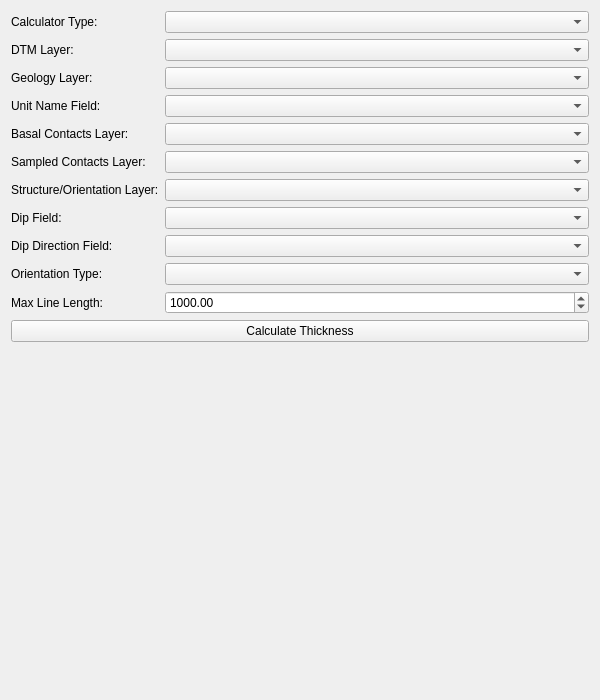
Old version of the form loopstructural/gui/map2loop_tools/thickness_calculator_widget.ui in the repository Loop3D/plugin_loopstructural.
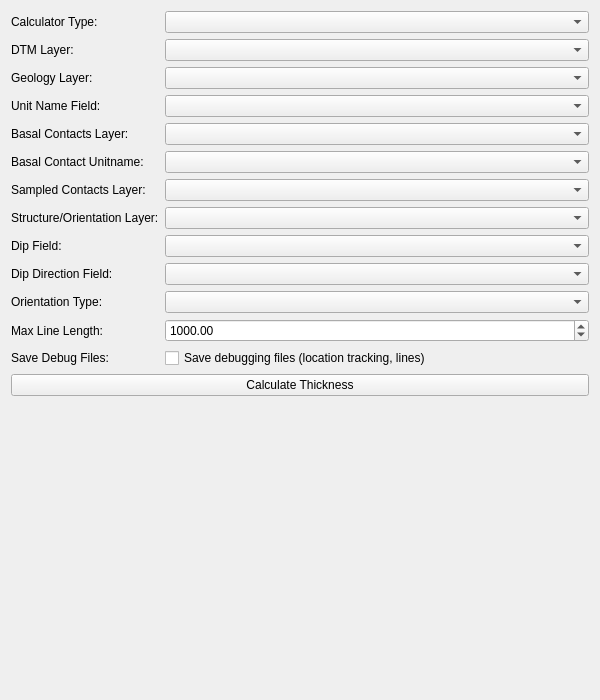
New version of the form. Custom widgets are drawn as their Qt base class.

Commit message: fix: store location tracking and lines for thickness calculators adding basal contacts unit name

Patch:
```diff
--- a/loopstructural/gui/map2loop_tools/thickness_calculator_widget.ui
+++ b/loopstructural/gui/map2loop_tools/thickness_calculator_widget.ui
@@ -72,66 +72,64 @@
       <widget class="QgsMapLayerComboBox" name="basalContactsComboBox">
       </widget>
      </item>
-     <item row="5" column="0">
+     <item row="6" column="0">
       <widget class="QLabel" name="sampledContactsLabel">
        <property name="text">
         <string>Sampled Contacts Layer:</string>
        </property>
       </widget>
      </item>
-     <item row="5" column="1">
-      <widget class="QgsMapLayerComboBox" name="sampledContactsComboBox">
-      </widget>
-     </item>
-     <item row="6" column="0">
-      <widget class="QLabel" name="structureLayerLabel">
-       <property name="text">
-        <string>Structure/Orientation Layer:</string>
-       </property>
-      </widget>
-     </item>
      <item row="6" column="1">
-      <widget class="QgsMapLayerComboBox" name="structureLayerComboBox">
-      </widget>
+      <widget class="QgsMapLayerComboBox" name="sampledContactsComboBox"/>
      </item>
      <item row="7" column="0">
+      <widget class="QLabel" name="structureLayerLabel">
+       <property name="text">
+        <string>Structure/Orientation Layer:</string>
+       </property>
+      </widget>
+     </item>
+     <item row="7" column="1">
+      <widget class="QgsMapLayerComboBox" name="structureLayerComboBox"/>
+     </item>
+     <item row="8" column="0">
       <widget class="QLabel" name="dipFieldLabel">
        <property name="text">
         <string>Dip Field:</string>
        </property>
       </widget>
      </item>
-     <item row="7" column="1">
+     <item row="8" column="1">
       <widget class="QgsFieldComboBox" name="dipFieldComboBox"/>
      </item>
-     <item row="8" column="0">
+     <item row="9" column="0">
       <widget class="QLabel" name="dipDirFieldLabel">
        <property name="text">
         <string>Dip Direction Field:</string>
        </property>
       </widget>
      </item>
-     <item row="8" column="1">
+     <item row="9" column="1">
       <widget class="QgsFieldComboBox" name="dipDirFieldComboBox"/>
      </item>
-     <item row="9" column="0">
+     <item row="10" column="0">
       <widget class="QLabel" name="orientationTypeLabel">
        <property name="text">
         <string>Orientation Type:</string>
        </property>
       </widget>
      </item>
-     <item row="9" column="1">
+     <item row="10" column="1">
       <widget class="QComboBox" name="orientationTypeComboBox"/>
      </item>
-     <item row="10" column="0">
+     <item row="11" column="0">
       <widget class="QLabel" name="maxLineLengthLabel">
        <property name="text">
         <string>Max Line Length:</string>
        </property>
       </widget>
      </item>
-     <item row="10" column="1">
+     <item row="11" column="1">
       <widget class="QgsDoubleSpinBox" name="maxLineLengthSpinBox">
        <property name="maximum">
         <double>1000000.000000000000000</double>
@@ -141,6 +139,30 @@
        </property>
       </widget>
      </item>
+     <item row="12" column="0">
+      <widget class="QLabel" name="saveDebugLabel">
+       <property name="text">
+        <string>Save Debug Files:</string>
+       </property>
+      </widget>
+     </item>
+     <item row="12" column="1">
+      <widget class="QCheckBox" name="saveDebugCheckBox">
+       <property name="text">
+        <string>Save debugging files (location tracking, lines)</string>
+       </property>
+      </widget>
+     </item>
+     <item row="5" column="0">
+      <widget class="QLabel" name="basalContactUnitnameLabel">
+       <property name="text">
+        <string>Basal Contact Unitname:</string>
+       </property>
+      </widget>
+     </item>
+     <item row="5" column="1">
+      <widget class="QgsFieldComboBox" name="basalUnitNameFieldComboBox"/>
+     </item>
     </layout>
    </item>
    <item>
@@ -166,21 +188,21 @@
   </layout>
  </widget>
  <customwidgets>
-  <customwidget>
-   <class>QgsMapLayerComboBox</class>
-   <extends>QComboBox</extends>
-   <header>qgsmaplayercombobox.h</header>
-  </customwidget>
-  <customwidget>
-   <class>QgsFieldComboBox</class>
-   <extends>QComboBox</extends>
-   <header>qgsfieldcombobox.h</header>
-  </customwidget>
   <customwidget>
    <class>QgsDoubleSpinBox</class>
    <extends>QDoubleSpinBox</extends>
    <header>qgsdoublespinbox.h</header>
   </customwidget>
+  <customwidget>
+   <class>QgsFieldComboBox</class>
+   <extends>QComboBox</extends>
+   <header>qgsfieldcombobox.h</header>
+  </customwidget>
+  <customwidget>
+   <class>QgsMapLayerComboBox</class>
+   <extends>QComboBox</extends>
+   <header>qgsmaplayercombobox.h</header>
+  </customwidget>
  </customwidgets>
  <resources/>
  <connections/>
```
Left out of the diff: 6 changed lines with no effect on the pictures. The commit also changes 2 other files.
